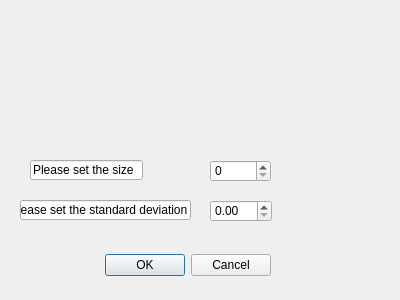
Qt form src/dialoglog.ui (jandernascimento/imageprocessing-umanipulator) before a commit.
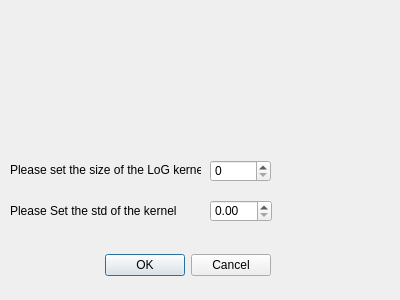
The same form after that commit.

The edit to the form file:
```diff
--- a/src/dialoglog.ui
+++ b/src/dialoglog.ui
@@ -52,45 +52,30 @@
     </rect>
    </property>
   </widget>
-  <widget class="QLineEdit" name="lineEdit">
-   <property name="enabled">
-    <bool>true</bool>
-   </property>
+  <widget class="QLabel" name="label">
    <property name="geometry">
     <rect>
-     <x>30</x>
+     <x>10</x>
      <y>160</y>
-     <width>113</width>
+     <width>191</width>
      <height>20</height>
     </rect>
    </property>
    <property name="text">
-    <string>Please set the size</string>
-   </property>
-   <property name="readOnly">
-    <bool>true</bool>
+    <string>Please set the size of the LoG kernel</string>
    </property>
   </widget>
-  <widget class="QLineEdit" name="lineEdit_2">
+  <widget class="QLabel" name="label_2">
    <property name="geometry">
     <rect>
-     <x>20</x>
+     <x>10</x>
      <y>200</y>
-     <width>171</width>
-     <height>20</height>
+     <width>181</width>
+     <height>21</height>
     </rect>
    </property>
-   <property name="acceptDrops">
-    <bool>true</bool>
-   </property>
-   <property name="autoFillBackground">
-    <bool>false</bool>
-   </property>
    <property name="text">
-    <string>Please set the standard deviation</string>
-   </property>
-   <property name="readOnly">
-    <bool>true</bool>
+    <string>Please Set the std of the kernel</string>
    </property>
   </widget>
  </widget>
```
